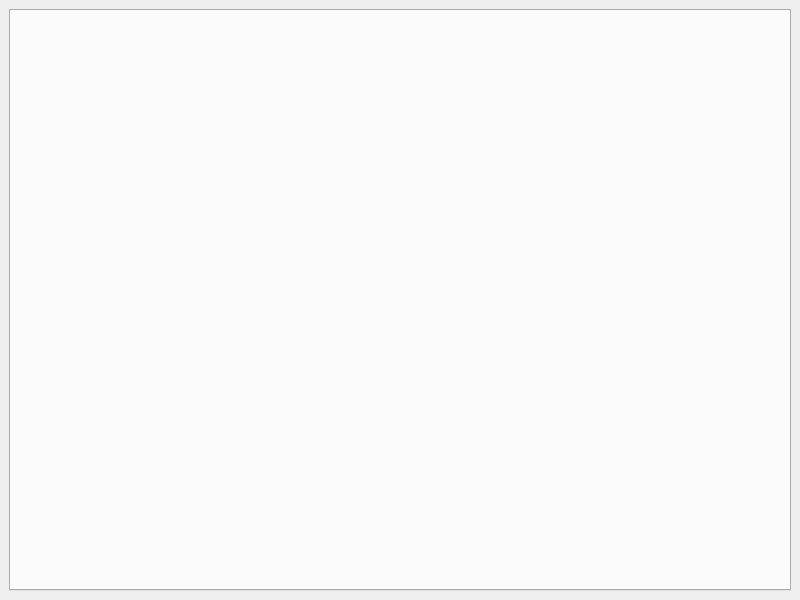
The window that WorklistInterface/Worklist Interface/CompositeWindowLayout.ui (computationalpathologygroup/ASAP) describes before a commit, drawn with Qt 5.
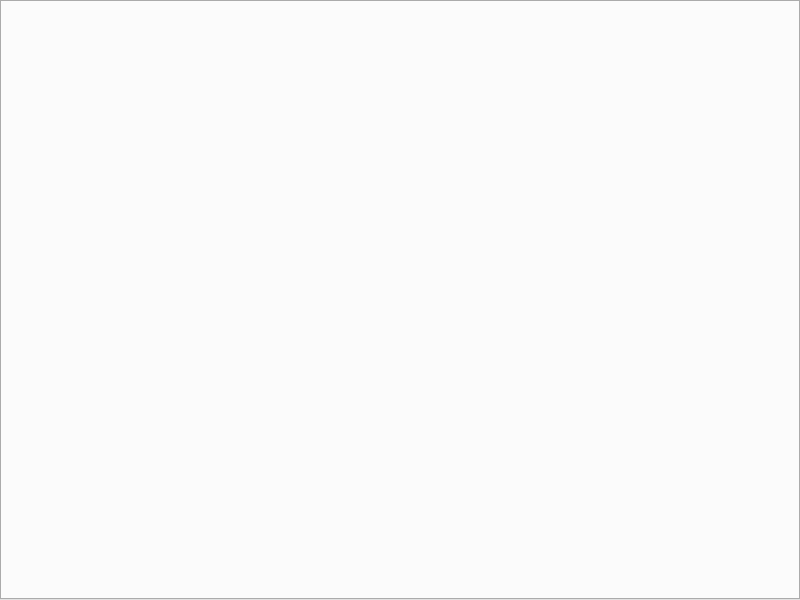
The same window after the commit.

Commit message:
- Removes composite window padding - Renames fields within worklist UI window
#98

```diff
--- a/WorklistInterface/Worklist Interface/CompositeWindowLayout.ui
+++ b/WorklistInterface/Worklist Interface/CompositeWindowLayout.ui
@@ -14,8 +14,20 @@
    <string>ASAP</string>
   </property>
   <widget class="QWidget" name="centralwidget">
-   <layout class="QVBoxLayout" name="verticalLayout">
-    <item>
+   <layout class="QGridLayout" name="gridLayout">
+    <property name="leftMargin">
+     <number>0</number>
+    </property>
+    <property name="topMargin">
+     <number>0</number>
+    </property>
+    <property name="rightMargin">
+     <number>0</number>
+    </property>
+    <property name="bottomMargin">
+     <number>0</number>
+    </property>
+    <item row="0" column="0">
      <widget class="QTabWidget" name="tabWidget"/>
     </item>
    </layout>
```
The commit also changes 1 other file.
